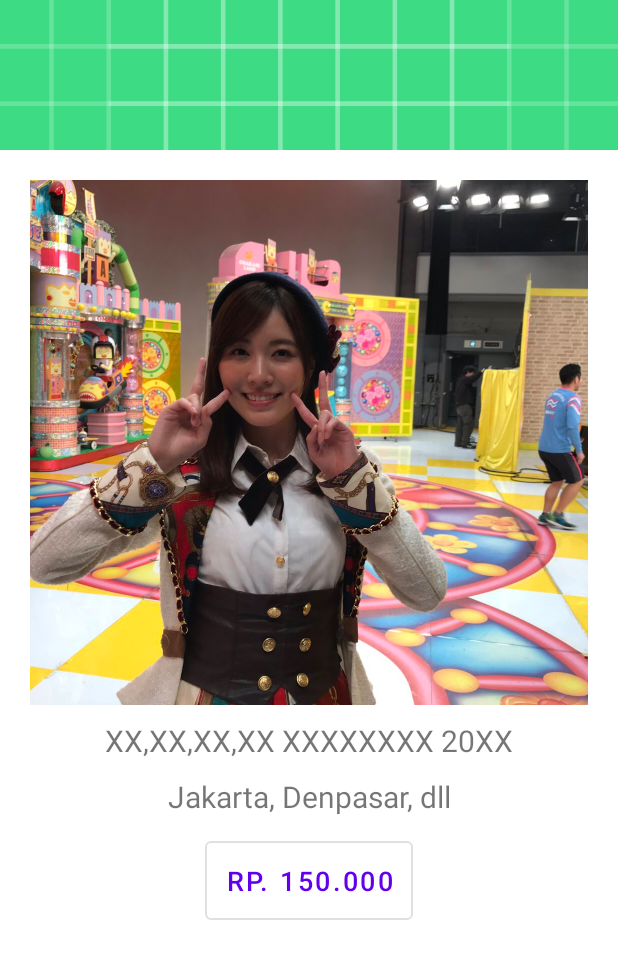
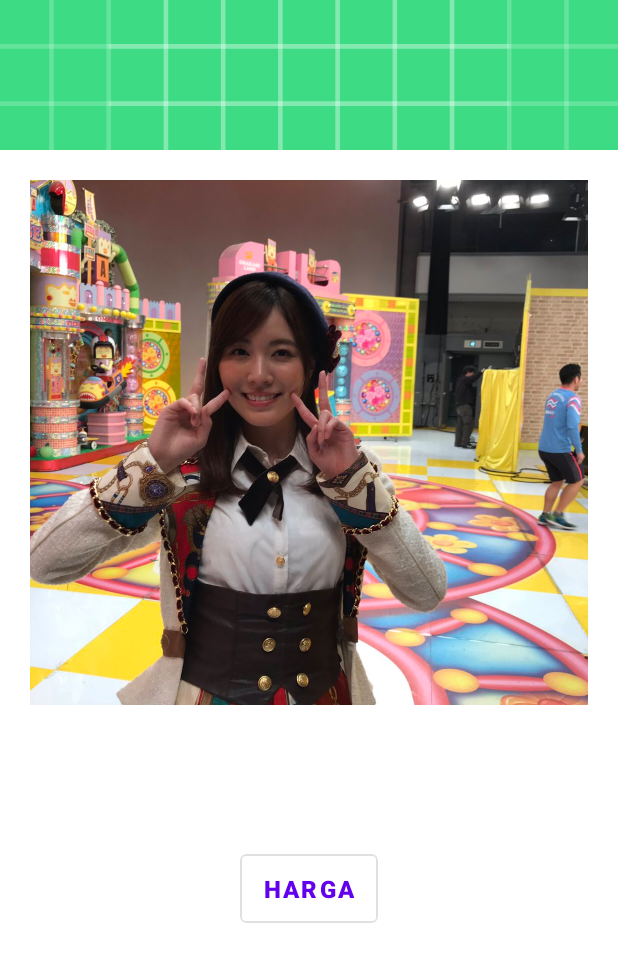
Before and after one commit to rjial/ppb1_uts, an Android app: the layout activity_item_konser.xml on its own in the app's theme, with its tools: preview values and no code run, on a phone screen of 412 x 824 dp. Shown: the top 962 px of the screen. Run offline under Robolectric (Android 15) with nearby library versions, the phone set to English and light mode, and no system bars.

Commit message:
nambah itemkonser

```diff
--- a/app/src/main/java/com/rizal/utsa/ticketbox/PesanTiketKonser.java
+++ b/app/src/main/java/com/rizal/utsa/ticketbox/PesanTiketKonser.java
@@ -50,6 +50,7 @@ public class PesanTiketKonser extends AppCompatActivity {
         cbxKotaKonser.setAdapter(arrayKota);
         Tiket tiket = new Tiket();
         List<Konser> listKonser = Konser.listKonser;
+        txtJmlhPembayaran.setText(formater.format(tiket.calcHarga()));
         for(Konser konser: listKonser) {
             View child = getLayoutInflater().inflate(R.layout.item_konser, null);
             lytCBKonser.addView(child);
--- a/app/src/main/res/layout/activity_item_konser.xml
+++ b/app/src/main/res/layout/activity_item_konser.xml
@@ -28,9 +28,10 @@
             android:id="@+id/txtTglKonser"
             android:layout_width="match_parent"
             android:layout_height="wrap_content"
-            android:text="XX,XX,XX,XX XXXXXXXX 20XX"
+            android:text=""
+            android:lineHeight="28sp"
             android:gravity="center_horizontal"
-            android:layout_marginTop="10dp"
+            android:layout_marginTop="20dp"
             android:textSize="20sp"
 
             />
@@ -38,21 +39,43 @@
             android:id="@+id/txtKotaKonser"
             android:layout_width="match_parent"
             android:layout_height="wrap_content"
-            android:text="Jakarta, Denpasar, dll"
+            android:text=""
             android:gravity="center_horizontal"
             android:layout_marginTop="10dp"
             android:textSize="20sp"
 
             />
-        <Button
+        <com.google.android.material.card.MaterialCardView
             android:layout_width="wrap_content"
             android:layout_height="wrap_content"
-            android:text="Rp. 150.000"
             android:layout_gravity="center_horizontal"
             android:layout_marginTop="10dp"
-            android:textSize="18sp"
-            android:padding="14dp"
-            style="?attr/materialButtonOutlinedStyle"/>
+            app:strokeWidth="@dimen/mtrl_btn_stroke_size"
+            app:cardElevation="0dp"
+            app:cardCornerRadius="4dp"
+            app:strokeColor="@color/mtrl_btn_stroke_color_selector"
+            app:cardUseCompatPadding="true">
+            <LinearLayout
+                android:layout_width="wrap_content"
+                android:layout_height="wrap_content"
+                android:paddingLeft="@dimen/mtrl_btn_padding_left"
+                android:paddingTop="12dp"
+                android:paddingRight="@dimen/mtrl_btn_padding_right"
+                android:paddingBottom="12dp">
+                <TextView
+                    android:id="@+id/txtHargaKonser"
+                    android:layout_width="wrap_content"
+                    android:layout_height="wrap_content"
+                    android:text="Harga"
+                    android:textStyle="bold"
+                    android:fontFamily="sans-serif-medium"
+                    android:letterSpacing="0.0892857143"
+                    android:textAllCaps="true"
+                    android:textColor="@color/design_default_color_primary"
+                    android:textSize="16sp"/>
+            </LinearLayout>
+        </com.google.android.material.card.MaterialCardView>
+
     </LinearLayout>
 
 </LinearLayout>
--- a/app/src/main/res/layout/activity_main.xml
+++ b/app/src/main/res/layout/activity_main.xml
@@ -52,6 +52,7 @@
             </LinearLayout>
 
             <LinearLayout
+                android:id="@+id/lytDaftarKonser"
                 android:layout_columnWeight="1"
                 android:layout_rowWeight="1"
                 android:orientation="vertical"
@@ -68,7 +69,7 @@
                 <TextView
                     android:layout_width="match_parent"
                     android:layout_height="wrap_content"
-                    android:text="Pesan Tiket"
+                    android:text="@string/daftar_konser"
                     android:textColor="@color/white"
                     android:gravity="center_horizontal"/>
             </LinearLayout>
--- a/app/src/main/res/values/strings.xml
+++ b/app/src/main/res/values/strings.xml
@@ -21,4 +21,5 @@
     <string name="bali">Bali</string>
     <string name="surabaya">Surabaya</string>
     <string name="jumlah_pembayaran">Jumlah Pembayaran</string>
+    <string name="daftar_konser">Daftar Konser</string>
 </resources>
```
Also changed, not shown: app/src/main/java/com/rizal/utsa/ticketbox/ItemKonser.java (+38 -0 lines), app/src/main/java/com/rizal/utsa/ticketbox/ListKonser.java (+27 -0 lines), app/src/main/java/com/rizal/utsa/ticketbox/MainActivity.java (+9 -1 lines), app/src/main/java/com/rizal/utsa/ticketbox/model/Konser.java (+52 -3 lines).
